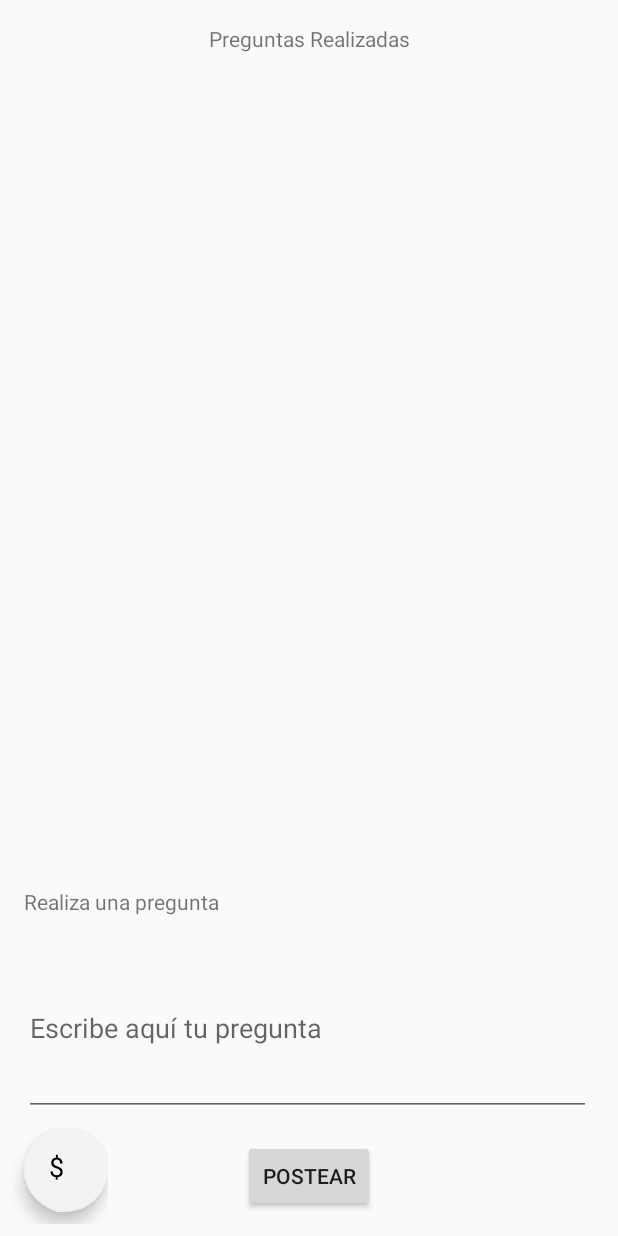
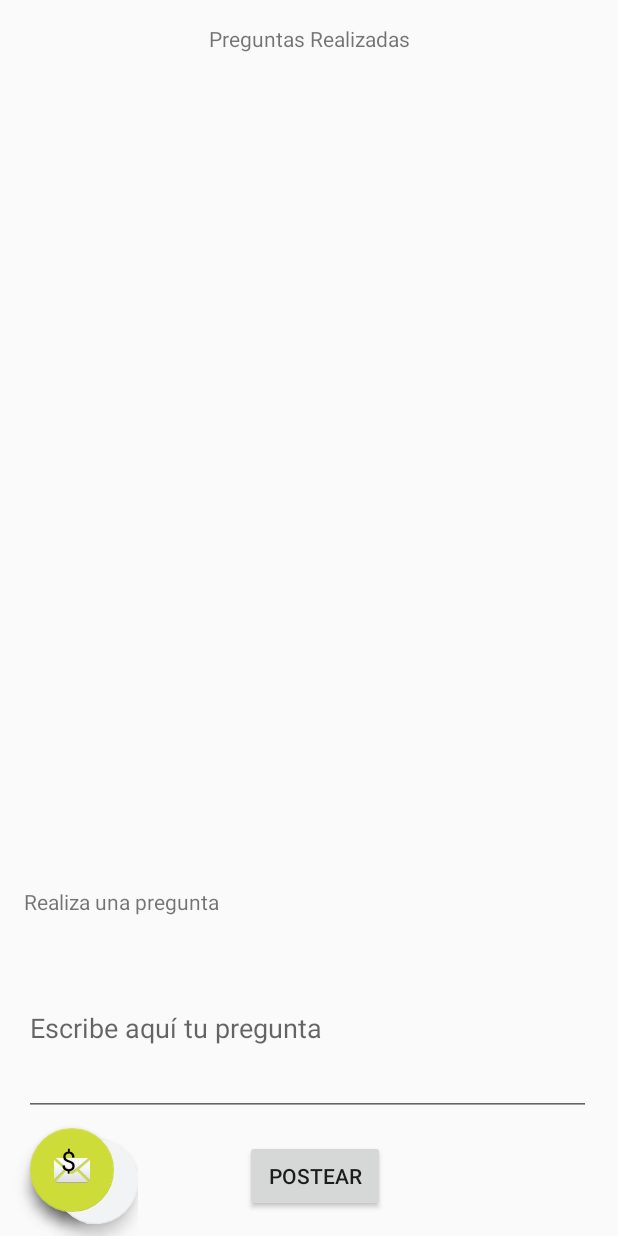
Before and after one commit to Mancipox/Tambo, an Android app: the layout fragment_student.xml on its own in the app's theme, with its tools: preview values and no code run, on a phone screen of 412 x 824 dp. Run offline under Robolectric (Android 15) with nearby library versions, the light colour scheme and no system bars.

Commit message:
Hash and FloatingButton Changes

```diff
--- a/app/src/main/java/com/tambo/Connection/Connect_Server.java
+++ b/app/src/main/java/com/tambo/Connection/Connect_Server.java
@@ -3,5 +3,5 @@ package com.tambo.Connection;
 
 public interface Connect_Server {
 
-    String url_server = "http://192.168.137.1:8080/ServerTambo/";
+    String url_server = "http://3.95.132.92:8080/TamboServer-1.0-SNAPSHOT/";
 }
--- a/app/src/main/res/layout/fragment_student.xml
+++ b/app/src/main/res/layout/fragment_student.xml
@@ -65,10 +65,10 @@
 
     <Button
         android:id="@+id/buttonPostQuestion"
-            android:layout_width="wrap_content"
+        android:layout_width="93dp"
         android:layout_height="wrap_content"
         android:layout_marginStart="16dp"
-            android:layout_marginEnd="16dp"
+        android:layout_marginEnd="8dp"
         android:layout_marginBottom="16dp"
         android:onClick="onClick"
         android:text="Postear"
@@ -95,8 +95,7 @@
         android:layout_width="wrap_content"
         android:layout_height="wrap_content"
         android:layout_gravity="bottom|right"
-        android:layout_marginStart="8dp"
-        android:layout_marginBottom="8dp"
+        android:layout_marginStart="4dp"
         app:layout_constraintBottom_toBottomOf="parent"
         app:layout_constraintStart_toStartOf="parent">
 
@@ -117,12 +116,44 @@
             android:layout_width="wrap_content"
             android:layout_height="wrap_content"
             android:layout_gravity="center"
-            android:elevation="16dp"
             android:layout_marginStart="0dp"
             android:layout_marginBottom="6dp"
+            android:elevation="16dp"
             android:text="$ "
             android:textAppearance="?android:attr/textAppearanceMedium"
             android:textColor="@android:color/black" />
+
+        <android.support.design.widget.FloatingActionButton
+            android:id="@+id/fab3"
+            android:layout_width="45dp"
+            android:layout_height="45dp"
+            android:layout_gravity="bottom|end"
+            android:layout_margin="21dp"
+            app:srcCompat="@android:drawable/ic_btn_speak_now" />
+
+        <android.support.design.widget.FloatingActionButton
+            android:id="@+id/fab2"
+            android:layout_width="45dp"
+            android:layout_height="45dp"
+            android:layout_gravity="bottom|end"
+            android:layout_margin="21dp"
+            app:srcCompat="@android:drawable/ic_menu_camera" />
+
+        <android.support.design.widget.FloatingActionButton
+            android:id="@+id/fab1"
+            android:layout_width="45dp"
+            android:layout_height="45dp"
+            android:layout_gravity="bottom|end"
+            android:layout_margin="21dp"
+            app:srcCompat="@android:drawable/ic_dialog_map" />
+
+        <android.support.design.widget.FloatingActionButton
+            android:id="@+id/fab"
+            android:layout_width="wrap_content"
+            android:layout_height="wrap_content"
+            android:layout_gravity="bottom|end"
+            android:layout_margin="16dp"
+            app:srcCompat="@android:drawable/ic_dialog_email" />
     </FrameLayout>
 
 </android.support.constraint.ConstraintLayout>
```
Also changed, not shown: app/src/main/java/com/tambo/Controller/Login.java (+22 -1 lines), app/src/main/java/com/tambo/Controller/SignIn.java (+25 -1 lines), app/src/main/java/com/tambo/Controller/StudentFragment.java (+35 -1 lines), app/src/main/java/com/tambo/Utils/Utils.java (+57 -8 lines), app/src/main/res/values/dimen.xml (added, +16 -0 lines). Lines whose indentation alone changed are shown as unchanged.
